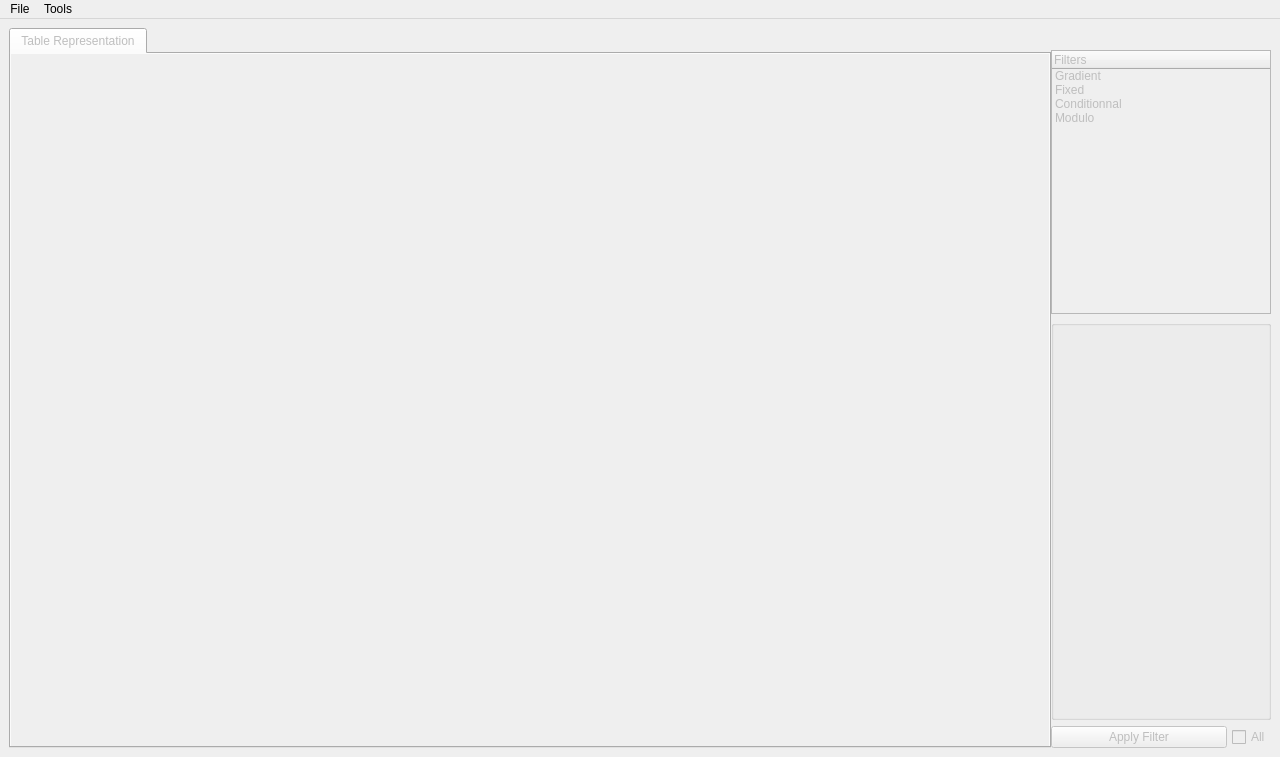
Qt form mainwindow.ui (Airels/ihm-tabs) before a commit.
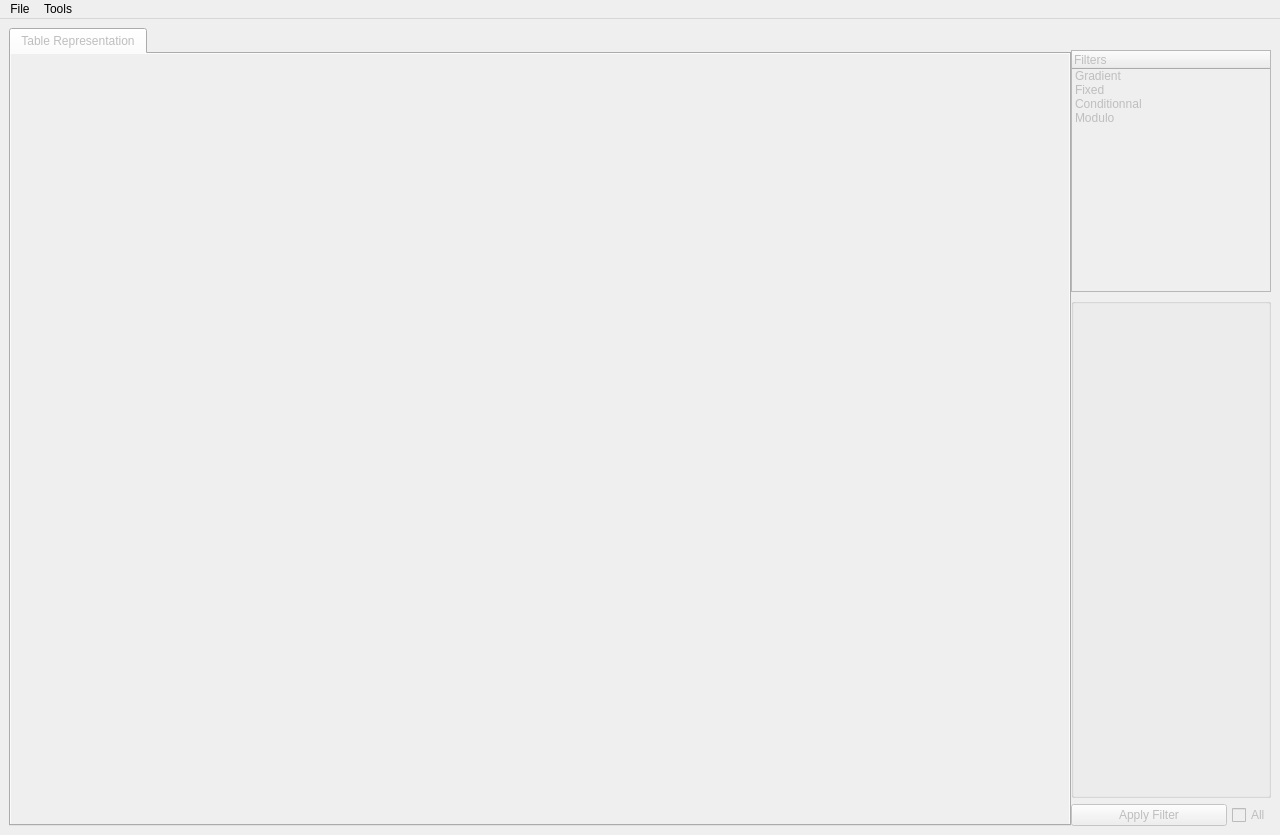
The same form after that commit.

The edit to the form file:
```diff
--- a/mainwindow.ui
+++ b/mainwindow.ui
@@ -7,7 +7,7 @@
     <x>0</x>
     <y>0</y>
     <width>1280</width>
-    <height>757</height>
+    <height>835</height>
    </rect>
   </property>
   <property name="windowTitle">
@@ -140,20 +140,20 @@
         <bool>true</bool>
        </property>
        <property name="sizePolicy">
-        <sizepolicy hsizetype="Expanding" vsizetype="Expanding">
+        <sizepolicy hsizetype="Preferred" vsizetype="Preferred">
          <horstretch>0</horstretch>
          <verstretch>0</verstretch>
         </sizepolicy>
        </property>
        <property name="minimumSize">
         <size>
-         <width>0</width>
+         <width>200</width>
          <height>0</height>
         </size>
        </property>
        <property name="maximumSize">
         <size>
-         <width>220</width>
+         <width>200</width>
          <height>16777215</height>
         </size>
        </property>
@@ -188,6 +188,12 @@
           <property name="enabled">
            <bool>false</bool>
           </property>
+          <property name="sizePolicy">
+           <sizepolicy hsizetype="Expanding" vsizetype="MinimumExpanding">
+            <horstretch>0</horstretch>
+            <verstretch>0</verstretch>
+           </sizepolicy>
+          </property>
           <property name="indentation">
            <number>0</number>
           </property>
@@ -235,10 +241,16 @@
           <property name="enabled">
            <bool>false</bool>
           </property>
+          <property name="sizePolicy">
+           <sizepolicy hsizetype="Expanding" vsizetype="MinimumExpanding">
+            <horstretch>0</horstretch>
+            <verstretch>0</verstretch>
+           </sizepolicy>
+          </property>
           <property name="minimumSize">
            <size>
             <width>0</width>
-            <height>400</height>
+            <height>500</height>
            </size>
           </property>
           <property name="maximumSize">
```
Left out of the diff: 6 changed lines with no effect on the pictures.
